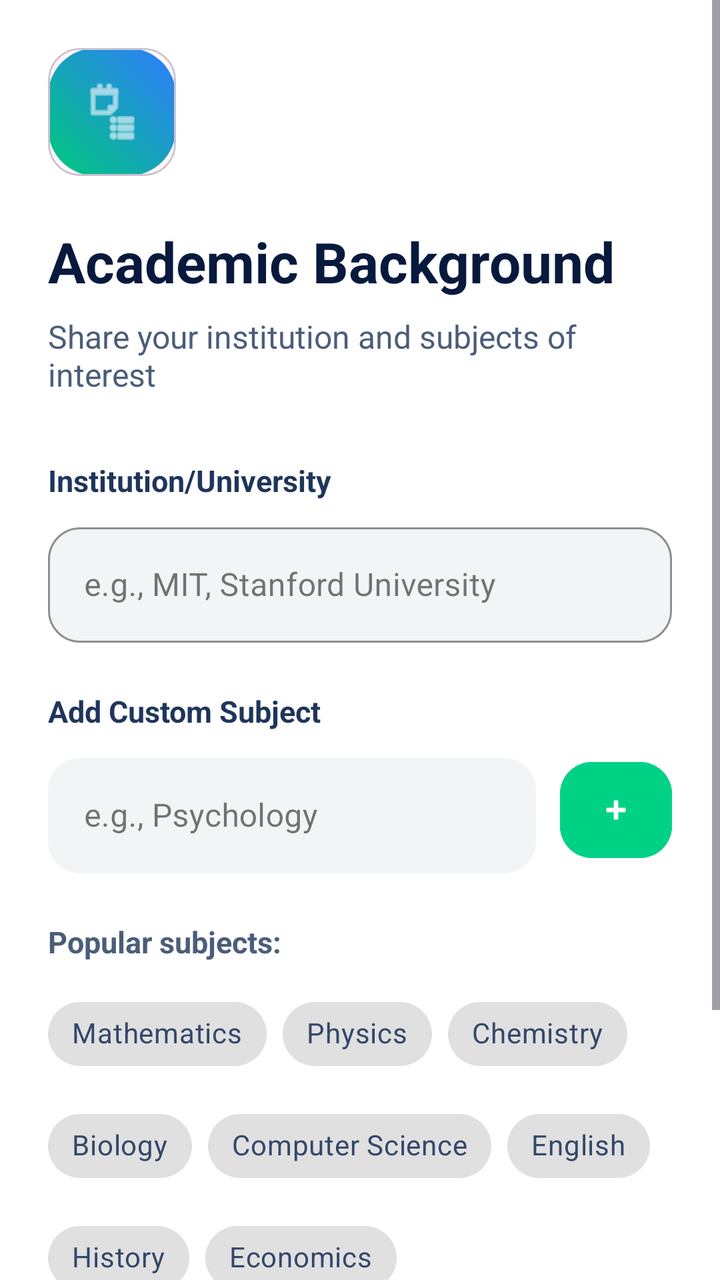
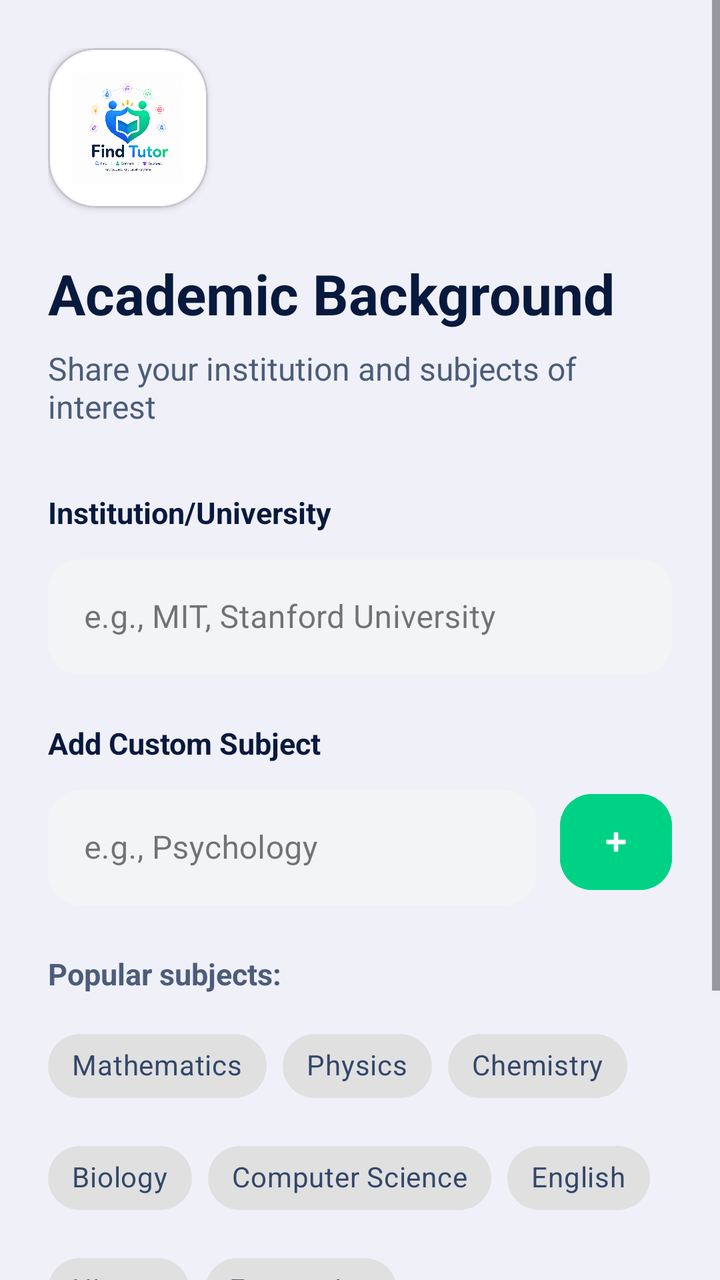

Screens rendered from an Android XML layout before and after an edit, with the pre-edit source and the edit as a unified diff.
<!-- AndroidManifest.xml: application theme Theme.PeerTutoringApollo -->
<!-- res/layout/fragment_academic.xml -->
<?xml version="1.0" encoding="utf-8"?>
<ScrollView xmlns:android="http://schemas.android.com/apk/res/android"
    xmlns:app="http://schemas.android.com/apk/res-auto"
    android:layout_width="match_parent"
    android:layout_height="match_parent"
    android:background="#FFFFFF"
    android:fillViewport="true">

    <LinearLayout
        android:layout_width="match_parent"
        android:layout_height="wrap_content"
        android:orientation="vertical"
        android:padding="24dp">

        <com.google.android.material.card.MaterialCardView
            android:layout_width="64dp"
            android:layout_height="64dp"
            app:cardCornerRadius="16dp"
            app:cardElevation="0dp">
            <ImageView
                android:layout_width="match_parent"
                android:layout_height="match_parent"
                android:background="@drawable/bg_teal_square_gradient"
                android:padding="16dp"
                android:src="@android:drawable/ic_menu_agenda"
                app:tint="#FFFFFF" />
        </com.google.android.material.card.MaterialCardView>

        <TextView
            android:layout_width="wrap_content"
            android:layout_height="wrap_content"
            android:layout_marginTop="24dp"
            android:text="Academic Background"
            android:textColor="#071A3D"
            android:textSize="28sp"
            android:textStyle="bold" />

        <TextView
            android:layout_width="wrap_content"
            android:layout_height="wrap_content"
            android:layout_marginTop="8dp"
            android:text="Share your institution and subjects of interest"
            android:textColor="#4B5D7A"
            android:textSize="16sp" />

        
        <LinearLayout
            android:id="@+id/layoutInstitution"
            android:layout_width="match_parent"
            android:layout_height="wrap_content"
            android:orientation="vertical"
            android:layout_marginTop="32dp">
            <TextView
                android:layout_width="wrap_content"
                android:layout_height="wrap_content"
                android:text="Institution/University"
                android:textColor="#1F355B"
                android:textSize="15sp"
                android:textStyle="bold" />
            <com.google.android.material.textfield.TextInputLayout
                style="@style/Widget.MaterialComponents.TextInputLayout.OutlinedBox"
                android:layout_width="match_parent"
                android:layout_height="wrap_content"
                android:layout_marginTop="8dp"
                app:boxBackgroundColor="#F3F4F6"
                app:boxCornerRadiusBottomEnd="16dp"
                app:boxCornerRadiusBottomStart="16dp"
                app:boxCornerRadiusTopEnd="16dp"
                app:boxCornerRadiusTopStart="16dp"
                app:boxStrokeColor="#E4D5FF"
                app:boxStrokeWidth="1dp">
                <com.google.android.material.textfield.TextInputEditText
                    android:id="@+id/editTextInstitution"
                    android:layout_width="match_parent"
                    android:layout_height="wrap_content"
                    android:hint="e.g., MIT, Stanford University"
                    android:padding="18dp" />
            </com.google.android.material.textfield.TextInputLayout>
        </LinearLayout>

        
        <LinearLayout
            android:layout_width="match_parent"
            android:layout_height="wrap_content"
            android:orientation="vertical"
            android:layout_marginTop="24dp">
            <TextView
                android:layout_width="wrap_content"
                android:layout_height="wrap_content"
                android:text="Add Custom Subject"
                android:textColor="#1F355B"
                android:textSize="15sp"
                android:textStyle="bold" />
            <LinearLayout
                android:layout_width="match_parent"
                android:layout_height="wrap_content"
                android:layout_marginTop="8dp"
                android:orientation="horizontal"
                android:gravity="center_vertical">
                <com.google.android.material.textfield.TextInputLayout
                    style="@style/Widget.MaterialComponents.TextInputLayout.OutlinedBox"
                    android:layout_width="0dp"
                    android:layout_height="wrap_content"
                    android:layout_weight="1"
                    app:boxBackgroundColor="#F3F4F6"
                    app:boxCornerRadiusBottomEnd="16dp"
                    app:boxCornerRadiusBottomStart="16dp"
                    app:boxCornerRadiusTopEnd="16dp"
                    app:boxCornerRadiusTopStart="16dp"
                    app:boxStrokeWidth="0dp">
                    <com.google.android.material.textfield.TextInputEditText
                        android:id="@+id/editTextCustomSubject"
                        android:layout_width="match_parent"
                        android:layout_height="wrap_content"
                        android:hint="e.g., Psychology"
                        android:padding="18dp" />
                </com.google.android.material.textfield.TextInputLayout>
                <com.google.android.material.button.MaterialButton
                    android:id="@+id/btnAddSubject"
                    android:layout_width="56dp"
                    android:layout_height="56dp"
                    android:layout_marginStart="12dp"
                    android:backgroundTint="#00D285"
                    app:icon="@android:drawable/ic_input_add"
                    app:iconGravity="textStart"
                    app:iconPadding="0dp"
                    app:cornerRadius="16dp" />
            </LinearLayout>
        </LinearLayout>

        <TextView
            android:layout_width="wrap_content"
            android:layout_height="wrap_content"
            android:layout_marginTop="24dp"
            android:text="Popular subjects:"
            android:textColor="#4B5D7A"
            android:textSize="15sp"
            android:textStyle="bold" />

        <com.google.android.material.chip.ChipGroup
            android:id="@+id/chipGroupSubjects"
            android:layout_width="match_parent"
            android:layout_height="wrap_content"
            android:layout_marginTop="12dp"
            app:chipSpacingHorizontal="8dp"
            app:chipSpacingVertical="8dp">

            <com.google.android.material.chip.Chip
                android:id="@+id/chipMathematics"
                style="@style/Widget.MaterialComponents.Chip.Choice"
                android:layout_width="wrap_content"
                android:layout_height="wrap_content"
                android:text="Mathematics"
                app:chipBackgroundColor="#E0E0E0"
                android:textColor="#33476A"
                app:chipStrokeWidth="0dp" />

            <com.google.android.material.chip.Chip
                android:id="@+id/chipPhysics"
                style="@style/Widget.MaterialComponents.Chip.Choice"
                android:layout_width="wrap_content"
                android:layout_height="wrap_content"
                android:text="Physics"
                app:chipBackgroundColor="#E0E0E0"
                android:textColor="#33476A"
                app:chipStrokeWidth="0dp" />

            <com.google.android.material.chip.Chip
                android:id="@+id/chipChemistry"
                style="@style/Widget.MaterialComponents.Chip.Choice"
                android:layout_width="wrap_content"
                android:layout_height="wrap_content"
                android:text="Chemistry"
                app:chipBackgroundColor="#E0E0E0"
                android:textColor="#33476A"
                app:chipStrokeWidth="0dp" />

            <com.google.android.material.chip.Chip
                android:id="@+id/chipBiology"
                style="@style/Widget.MaterialComponents.Chip.Choice"
                android:layout_width="wrap_content"
                android:layout_height="wrap_content"
                android:text="Biology"
                app:chipBackgroundColor="#E0E0E0"
                android:textColor="#33476A"
                app:chipStrokeWidth="0dp" />

            <com.google.android.material.chip.Chip
                android:id="@+id/chipComputerScience"
                style="@style/Widget.MaterialComponents.Chip.Choice"
                android:layout_width="wrap_content"
                android:layout_height="wrap_content"
                android:text="Computer Science"
                app:chipBackgroundColor="#E0E0E0"
                android:textColor="#33476A"
                app:chipStrokeWidth="0dp" />

            <com.google.android.material.chip.Chip
                android:id="@+id/chipEnglish"
                style="@style/Widget.MaterialComponents.Chip.Choice"
                android:layout_width="wrap_content"
                android:layout_height="wrap_content"
                android:text="English"
                app:chipBackgroundColor="#E0E0E0"
                android:textColor="#33476A"
                app:chipStrokeWidth="0dp" />

            <com.google.android.material.chip.Chip
                android:id="@+id/chipHistory"
                style="@style/Widget.MaterialComponents.Chip.Choice"
                android:layout_width="wrap_content"
                android:layout_height="wrap_content"
                android:text="History"
                app:chipBackgroundColor="#E0E0E0"
                android:textColor="#33476A"
                app:chipStrokeWidth="0dp" />

            <com.google.android.material.chip.Chip
                android:id="@+id/chipEconomics"
                style="@style/Widget.MaterialComponents.Chip.Choice"
                android:layout_width="wrap_content"
                android:layout_height="wrap_content"
                android:text="Economics"
                app:chipBackgroundColor="#E0E0E0"
                android:textColor="#33476A"
                app:chipStrokeWidth="0dp" />
        </com.google.android.material.chip.ChipGroup>

        <LinearLayout
            android:layout_width="match_parent"
            android:layout_height="wrap_content"
            android:layout_marginTop="40dp"
            android:orientation="horizontal">
            <Button
                android:id="@+id/buttonBack"
                android:layout_width="0dp"
                android:layout_height="56dp"
                android:layout_weight="1"
                android:backgroundTint="#FFFFFF"
                app:strokeColor="#D9DCE3"
                app:strokeWidth="1dp"
                android:text="Back"
                android:textAllCaps="false"
                android:textColor="#1F355B"
                app:cornerRadius="28dp" />
            <Space android:layout_width="16dp" android:layout_height="1dp" />
            <Button
                android:id="@+id/buttonContinue"
                android:layout_width="0dp"
                android:layout_height="56dp"
                android:layout_weight="1.5"
                android:background="@drawable/bg_button_gradient"
                android:text="Continue"
                android:textAllCaps="false"
                android:textColor="#FFFFFF"
                android:textStyle="bold"
                app:backgroundTint="@null" />
        </LinearLayout>

        <LinearLayout
            android:layout_width="wrap_content"
            android:layout_height="wrap_content"
            android:layout_marginTop="32dp"
            android:layout_gravity="center_horizontal"
            android:orientation="horizontal">
            <View android:layout_width="32dp" android:layout_height="6dp" android:background="#B54CFF" android:layout_marginEnd="6dp" />
            <View android:layout_width="32dp" android:layout_height="6dp" android:background="#B54CFF" android:layout_marginEnd="6dp" />
            <View android:layout_width="32dp" android:layout_height="6dp" android:background="#B54CFF" android:layout_marginEnd="6dp" />
            <View android:layout_width="32dp" android:layout_height="6dp" android:background="#E0E0E0" />
        </LinearLayout>

    </LinearLayout>
</ScrollView>
<!-- resources referenced by this layout -->
<resources>
  <!-- drawable bg_button_gradient (drawable) -->
  <?xml version="1.0" encoding="utf-8"?>
  <shape xmlns:android="http://schemas.android.com/apk/res/android">
      <gradient
          android:startColor="#B54CFF"
          android:endColor="#B54CFF"
          android:angle="0" />
      <corners android:radius="28dp" />
  </shape>
  <!-- drawable bg_teal_square_gradient (drawable) -->
  <?xml version="1.0" encoding="utf-8"?>
  <shape xmlns:android="http://schemas.android.com/apk/res/android">
      <gradient
          android:startColor="#00C97B"
          android:endColor="#2F7BFF"
          android:angle="45" />
      <corners android:radius="24dp" />
  </shape>
  <style name="Theme.PeerTutoringApollo" parent="Base.Theme.PeerTutoringApollo" />
  <style name="Base.Theme.PeerTutoringApollo" parent="Theme.Material3.DayNight.NoActionBar">
          
          
      </style>
</resources>

<!-- the commit's change to res/layout/fragment_academic.xml (unified diff, before → after) -->
@@ -3,7 +3,7 @@
     xmlns:app="http://schemas.android.com/apk/res-auto"
     android:layout_width="match_parent"
     android:layout_height="match_parent"
-    android:background="#FFFFFF"
+    android:background="#F0F0F8"
     android:fillViewport="true">
 
     <LinearLayout
@@ -13,17 +13,18 @@
         android:padding="24dp">
 
         <com.google.android.material.card.MaterialCardView
-            android:layout_width="64dp"
-            android:layout_height="64dp"
-            app:cardCornerRadius="16dp"
-            app:cardElevation="0dp">
+            android:layout_width="80dp"
+            android:layout_height="80dp"
+            app:cardCornerRadius="24dp"
+            app:cardBackgroundColor="#FFFFFF"
+            app:cardElevation="2dp">
             <ImageView
                 android:layout_width="match_parent"
                 android:layout_height="match_parent"
-                android:background="@drawable/bg_teal_square_gradient"
-                android:padding="16dp"
-                android:src="@android:drawable/ic_menu_agenda"
-                app:tint="#FFFFFF" />
+                android:padding="12dp"
+                android:src="@drawable/ic_app_logo"
+                android:scaleType="fitCenter"
+                android:contentDescription="Find Tutor"/>
         </com.google.android.material.card.MaterialCardView>
 
         <TextView
@@ -54,7 +55,7 @@
                 android:layout_width="wrap_content"
                 android:layout_height="wrap_content"
                 android:text="Institution/University"
-                android:textColor="#1F355B"
+                android:textColor="#071A3D"
                 android:textSize="15sp"
                 android:textStyle="bold" />
             <com.google.android.material.textfield.TextInputLayout
@@ -68,7 +69,7 @@
                 app:boxCornerRadiusTopEnd="16dp"
                 app:boxCornerRadiusTopStart="16dp"
                 app:boxStrokeColor="#E4D5FF"
-                app:boxStrokeWidth="1dp">
+                app:boxStrokeWidth="0dp">
                 <com.google.android.material.textfield.TextInputEditText
                     android:id="@+id/editTextInstitution"
                     android:layout_width="match_parent"
@@ -88,7 +89,7 @@
                 android:layout_width="wrap_content"
                 android:layout_height="wrap_content"
                 android:text="Add Custom Subject"
-                android:textColor="#1F355B"
+                android:textColor="#071A3D"
                 android:textSize="15sp"
                 android:textStyle="bold" />
             <LinearLayout
@@ -241,7 +242,7 @@
                 app:strokeWidth="1dp"
                 android:text="Back"
                 android:textAllCaps="false"
-                android:textColor="#1F355B"
+                android:textColor="#071A3D"
                 app:cornerRadius="28dp" />
             <Space android:layout_width="16dp" android:layout_height="1dp" />
             <Button
@@ -263,9 +264,9 @@
             android:layout_marginTop="32dp"
             android:layout_gravity="center_horizontal"
             android:orientation="horizontal">
-            <View android:layout_width="32dp" android:layout_height="6dp" android:background="#B54CFF" android:layout_marginEnd="6dp" />
-            <View android:layout_width="32dp" android:layout_height="6dp" android:background="#B54CFF" android:layout_marginEnd="6dp" />
-            <View android:layout_width="32dp" android:layout_height="6dp" android:background="#B54CFF" android:layout_marginEnd="6dp" />
+            <View android:layout_width="32dp" android:layout_height="6dp" android:background="@drawable/bg_button_gradient" android:layout_marginEnd="6dp" />
+            <View android:layout_width="32dp" android:layout_height="6dp" android:background="@drawable/bg_button_gradient" android:layout_marginEnd="6dp" />
+            <View android:layout_width="32dp" android:layout_height="6dp" android:background="@drawable/bg_button_gradient" android:layout_marginEnd="6dp" />
             <View android:layout_width="32dp" android:layout_height="6dp" android:background="#E0E0E0" />
         </LinearLayout>
 
<!-- resource entries referenced after the edit -->
@@ -4,20 +4,13 @@
   <?xml version="1.0" encoding="utf-8"?>
   <shape xmlns:android="http://schemas.android.com/apk/res/android">
       <gradient
-          android:startColor="#B54CFF"
-          android:endColor="#B54CFF"
-          android:angle="0" />
+          android:startColor="#8A2EFF"
+          android:centerColor="#0062FF"
+          android:endColor="#00C853"
+          android:angle="135" />
       <corners android:radius="28dp" />
   </shape>
-  <!-- drawable bg_teal_square_gradient (drawable) -->
-  <?xml version="1.0" encoding="utf-8"?>
-  <shape xmlns:android="http://schemas.android.com/apk/res/android">
-      <gradient
-          android:startColor="#00C97B"
-          android:endColor="#2F7BFF"
-          android:angle="45" />
-      <corners android:radius="24dp" />
-  </shape>
+  <!-- drawable ic_app_logo: png bitmap (drawable, 439467 bytes) -->
   <style name="Theme.PeerTutoringApollo" parent="Base.Theme.PeerTutoringApollo" />
   <style name="Base.Theme.PeerTutoringApollo" parent="Theme.Material3.DayNight.NoActionBar">
           
